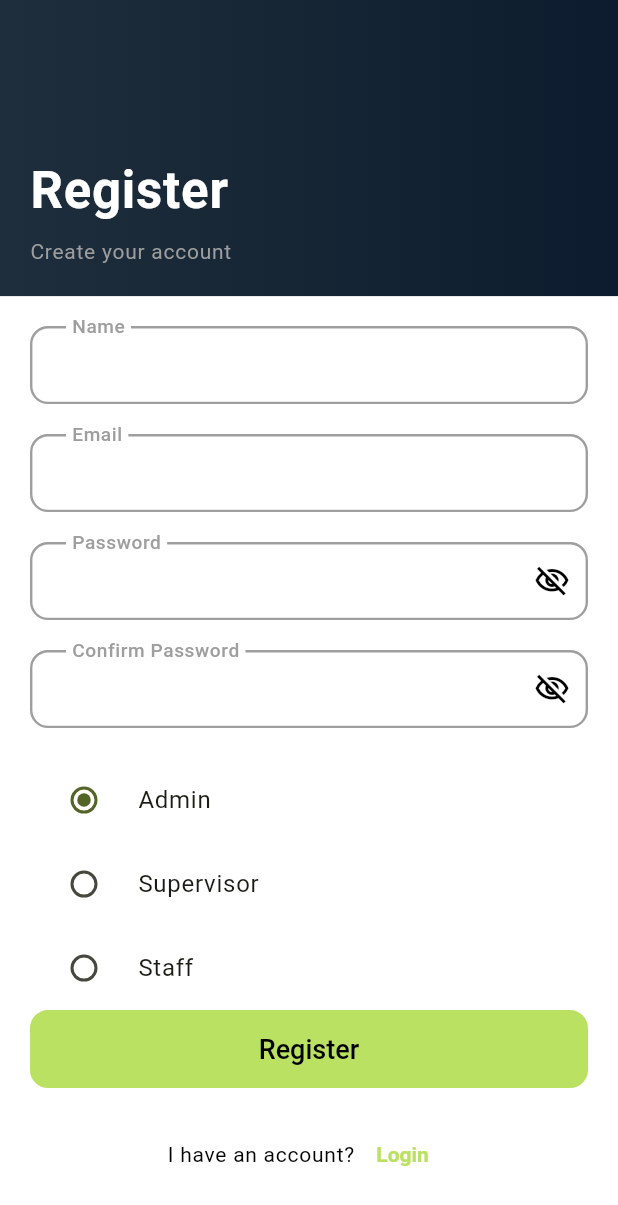
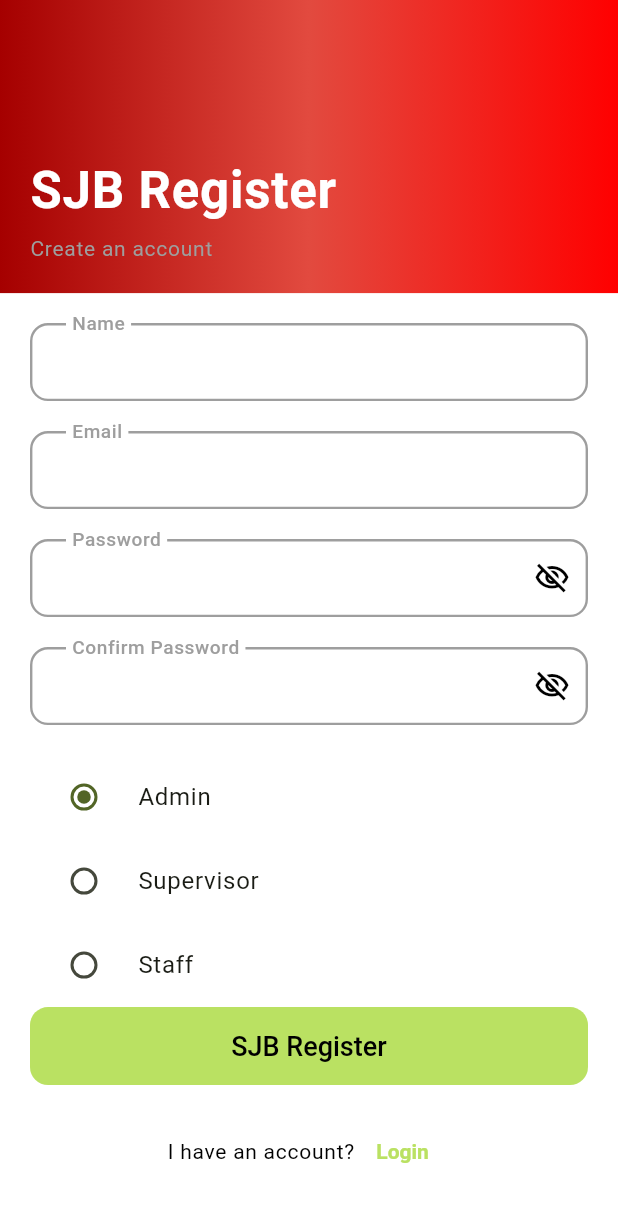
Before and after one commit to EvemilDBerdin/practice_student, a Flutter app: the RegisterPage screen opened by its route, after a tap on "Admin", on a phone screen of 412 x 824 dp. Shown: the top 1205 px of the screen. Run offline on Flutter 3.47's test engine with Material 3 defaults, Android fonts, the phone set to English and light mode, and no system bars; our stand-ins replace flutter_svg.

Commit message:
3-26-2025

```diff
--- a/lib/routes.dart
+++ b/lib/routes.dart
@@ -1,3 +1,4 @@
+import 'package:crudtutorial/screens/home_screen.dart';
 import 'package:flutter/material.dart';
 
 import 'screens/login_screen.dart';
@@ -24,6 +25,9 @@ class Routes {
       case AppRoutes.register:
         return getRoute(widget: const RegisterPage());
 
+      case AppRoutes.homeScreen:
+        return getRoute(widget: const HomePage());
+
       /// An invalid route. User shouldn't see this,
       /// it's for debugging purpose only.
       default:
--- a/lib/screens/register_screen.dart
+++ b/lib/screens/register_screen.dart
@@ -1,4 +1,5 @@
-import 'package:crudtutorial/api/users/users.dart';
+import 'package:crudtutorial/api/users.dart';
+import 'package:crudtutorial/values/app_colors.dart';
 import 'package:flutter/material.dart';
 import 'package:crudtutorial/utils/helpers/snackbar_helper.dart';
 
@@ -25,34 +26,37 @@ class _RegisterPageState extends State<RegisterPage> {
   late final TextEditingController emailController;
   late final TextEditingController passwordController;
   late final TextEditingController confirmPasswordController;
-  String? selectedGender;
+  String? selectedPosition;
   bool isLoading = false;
 
   final ValueNotifier<bool> passwordNotifier = ValueNotifier(true);
   final ValueNotifier<bool> confirmPasswordNotifier = ValueNotifier(true);
   final ValueNotifier<bool> fieldValidNotifier = ValueNotifier(false);
 
-  register(String name, String email, String password, String role) async {
+  register() async {
     setState(() => isLoading = true);
-    var response = await ApiService.registerUser(name, email, password, role);
-    await Future.delayed(Duration(seconds: 5));
+    fieldValidNotifier.value = false;
+    print('test');
+    var response = await ApiService.registerUser(nameController.text, emailController.text, passwordController.text, selectedPosition!);
     setState(() => isLoading = false);
 
     if(response['status_code'] == 201){
-      SnackbarHelper.showSnackBar(response['message'], backgroundColor: Colors.green);
+      SnackbarHelper.showSnackBar(response['message'], backgroundColor: AppColors.successResponse);
+      NavigationHelper.pushReplacementNamed(AppRoutes.login);
     }
     else {
-      SnackbarHelper.showSnackBar(response['message'], backgroundColor: Colors.red);
+      SnackbarHelper.showSnackBar(response['message'], backgroundColor: AppColors.errorResponse);
+      Future.delayed(const Duration(milliseconds: 2500),(){
+        fieldValidNotifier.value = true;
+      });
     }
   }
 
   void initializeControllers() {
     nameController = TextEditingController()..addListener(controllerListener);
     emailController = TextEditingController()..addListener(controllerListener);
-    passwordController = TextEditingController()
-      ..addListener(controllerListener);
-    confirmPasswordController = TextEditingController()
-      ..addListener(controllerListener);
+    passwordController = TextEditingController()..addListener(controllerListener);
+    confirmPasswordController = TextEditingController()..addListener(controllerListener);
   }
 
   void disposeControllers() {
@@ -103,7 +107,6 @@ class _RegisterPageState extends State<RegisterPage> {
           if (isLoading)
             Positioned.fill(
               child: Container(
-                // color: Colors.black.withOpacity(0.5),
                 color: Colors.white,
                 child: Center(child: CircularProgressIndicator(
                   valueColor: AlwaysStoppedAnimation<Color>(Colors.blue),
@@ -117,7 +120,7 @@ class _RegisterPageState extends State<RegisterPage> {
               const GradientBackground(
                 children: [
                   Text(AppStrings.register, style: AppTheme.titleLarge),
-                  SizedBox(height: 6),
+                  SizedBox(height: 4),
                   Text(AppStrings.createYourAccount, style: AppTheme.bodySmall),
                 ],
               ),
@@ -261,30 +264,30 @@ class _RegisterPageState extends State<RegisterPage> {
                       RadioListTile(
                         title: Text("Admin"),
                         value: "admin",
-                        groupValue: selectedGender,
+                        groupValue: selectedPosition,
                         onChanged: (value) {
                           setState(() {
-                            selectedGender = value.toString();
+                            selectedPosition = value.toString();
                           });
                         },
                       ),
                       RadioListTile(
                         title: Text("Supervisor"),
                         value: "supervisor",
-                        groupValue: selectedGender,
+                        groupValue: selectedPosition,
                         onChanged: (value) {
                           setState(() {
-                            selectedGender = value.toString();
+                            selectedPosition = value.toString();
                           });
                         },
                       ),
                       RadioListTile(
                         title: Text("Staff"),
                         value: "staff",
-                        groupValue: selectedGender,
+                        groupValue: selectedPosition,
                         onChanged: (value) {
                           setState(() {
-                            selectedGender = value.toString();
+                            selectedPosition = value.toString();
                           });
                         },
                       ),
@@ -296,20 +299,9 @@ class _RegisterPageState extends State<RegisterPage> {
                         builder: (_, isValid, __) {
                           return FilledButton(
                             onPressed: isValid || !isLoading
-                                ? () {
-                                  setState((){
-                                    isLoading = true;
-                                  });
-                                    register(
-                                        nameController.text,
-                                        emailController.text,
-                                        passwordController.text,
-                                        selectedGender!).then((_){
-                                          setState((){
-                                            isLoading = false;
-                                          });
-                                        });
-                                  }
+                                ? () async {
+                                  await register();
+                                }
                                 : null,
                             child: const Text(AppStrings.register),
                           );
@@ -319,6 +311,7 @@ class _RegisterPageState extends State<RegisterPage> {
                   ),
                 ),
               ),
+
               Row(
                 mainAxisAlignment: MainAxisAlignment.center,
                 children: [
@@ -327,9 +320,7 @@ class _RegisterPageState extends State<RegisterPage> {
                     style: AppTheme.bodySmall.copyWith(color: Colors.black),
                   ),
                   TextButton(
-                    onPressed: () => NavigationHelper.pushReplacementNamed(
-                      AppRoutes.login,
-                    ),
+                    onPressed: () => NavigationHelper.pushReplacementNamed(AppRoutes.login),
                     child: const Text(AppStrings.login),
                   ),
                 ],
--- a/lib/values/app_colors.dart
+++ b/lib/values/app_colors.dart
@@ -4,13 +4,16 @@ class AppColors {
   const AppColors._();
 
   static const Color primaryColor = Color(0xffBAE162);
+  // static const Color primaryColor = Color.fromRGBO(237, 28, 36, 1);
   static const Color darkBlue = Color(0xff1E2E3D);
   static const Color darkerBlue = Color(0xff152534);
   static const Color darkestBlue = Color(0xff0C1C2E);
+  static const Color successResponse = Color.fromARGB(195, 0, 233, 12);
+  static const Color errorResponse = Color.fromARGB(223, 255, 0, 0);
 
   static const List<Color> defaultGradient = [
-    darkBlue,
-    darkerBlue,
-    darkestBlue,
+    Color.fromARGB(255, 165, 0, 0),
+    Color.fromARGB(255, 226, 74, 63),
+    Color.fromARGB(255, 255, 0, 0),
   ];
 }
--- a/lib/values/app_constants.dart
+++ b/lib/values/app_constants.dart
@@ -12,4 +12,26 @@ class AppConstants {
   static final RegExp passwordRegex = RegExp(
     r'^(?=.*[a-z])(?=.*[A-Z])(?=.*\d)(?=.*[@$#!%*?&_])[A-Za-z\d@#$!%*?&_].{7,}$',
   );
+
+  static const String baseUrl = "http://192.168.30.138/practice_api";
+  static const String authUrl = "$baseUrl/auth.php";
+
+  final headerStyle = TextStyle(fontSize: 22, fontWeight: FontWeight.bold);
+  final titleStyle = TextStyle(fontSize: 16, fontWeight: FontWeight.bold);
+  final titleStyle2 = TextStyle(fontSize: 16, color: Colors.black45);
+  final subtitleStyle = TextStyle(fontSize: 14, fontWeight: FontWeight.w500);
+  final infoStyle = TextStyle(fontSize: 12, color: Colors.black54);
+
+  //Decoration
+  final roundedRectangle12 = RoundedRectangleBorder(
+    borderRadius: BorderRadiusDirectional.circular(12),
+  );
+
+  final roundedRectangle4 = RoundedRectangleBorder(
+    borderRadius: BorderRadiusDirectional.circular(4),
+  );
+
+  final roundedRectangle40 = RoundedRectangleBorder(
+    borderRadius: BorderRadius.vertical(top: Radius.circular(40)),
+  );
 }
--- a/lib/values/app_routes.dart
+++ b/lib/values/app_routes.dart
@@ -3,4 +3,5 @@ class AppRoutes {
 
   static const String login = 'login';
   static const String register = 'register';
+  static const String homeScreen = 'home';
 }
--- a/lib/values/app_strings.dart
+++ b/lib/values/app_strings.dart
@@ -3,9 +3,9 @@ class AppStrings {
 
   static const String loginAndRegister = 'Login and Register UI';
   static const String uhOhPageNotFound = 'uh-oh!\nPage not found';
-  static const String register = 'Register';
+  static const String register = 'SJB Register';
   static const String login = 'Login';
-  static const String createYourAccount = 'Create your account';
+  static const String createYourAccount = 'Create an account';
   static const String doNotHaveAnAccount = "Don't have an account?";
   static const String facebook = 'Facebook';
   static const String google = 'Google';
@@ -14,9 +14,6 @@ class AppStrings {
   static const String iHaveAnAccount = 'I have an account?';
   static const String forgotPassword = 'Forgot Password?';
   static const String orLoginWith = 'or Login with';
-
-  static const String loggedIn = 'Logged In!';
-  static const String registrationComplete = 'Registration Complete!';
 
   static const String name = 'Name';
   static const String pleaseEnterName = 'Please, Enter Name';
@@ -28,7 +25,7 @@ class AppStrings {
 
   static const String password = 'Password';
   static const String pleaseEnterPassword = 'Please, Enter Password';
-  static const String invalidPassword = 'Minimum eight characters, at least one uppercase letter, one lowercase letter, one number and one special character';
+  static const String invalidPassword = 'Minimum 8 characters, at least 1 uppercase letter,1 lowercase letter,1 number and 1 special character';
 
   static const String confirmPassword = 'Confirm Password';
   static const String pleaseReEnterPassword = 'Please, Re-Enter Password';
```
Also changed, not shown: lib/api/users.dart (renamed from lib/api/users/users.dart, +10 -9 lines), lib/models/cart_model.dart (added, +56 -0 lines), lib/models/food_model.dart (added, +78 -0 lines), lib/models/order_model.dart (added, +116 -0 lines), lib/screens/home_screen.dart (added, +17 -0 lines), lib/screens/login_screen.dart (+37 -30 lines), lib/values/app_regex.dart (+4 -3 lines), splash.yaml (+4 -3 lines).
